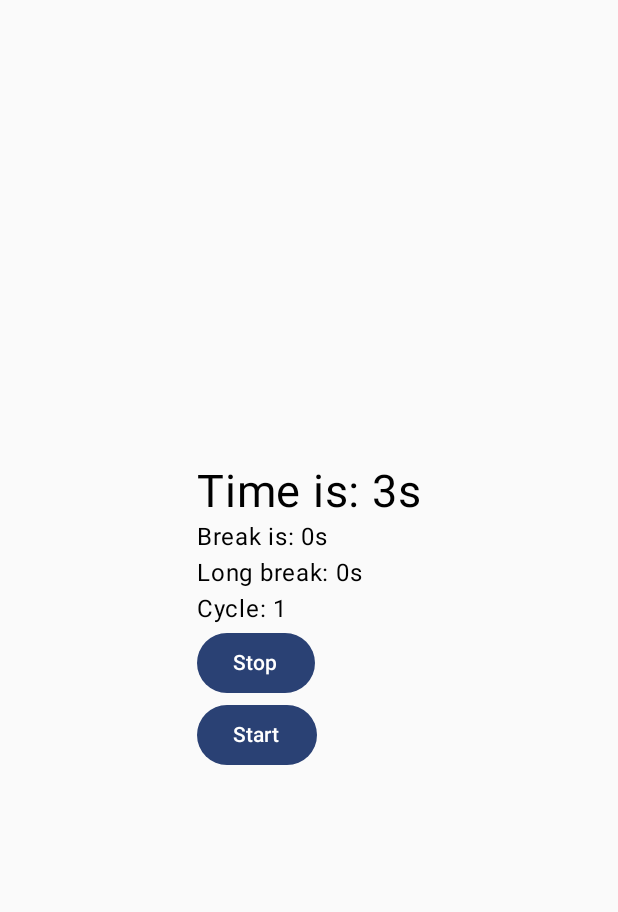
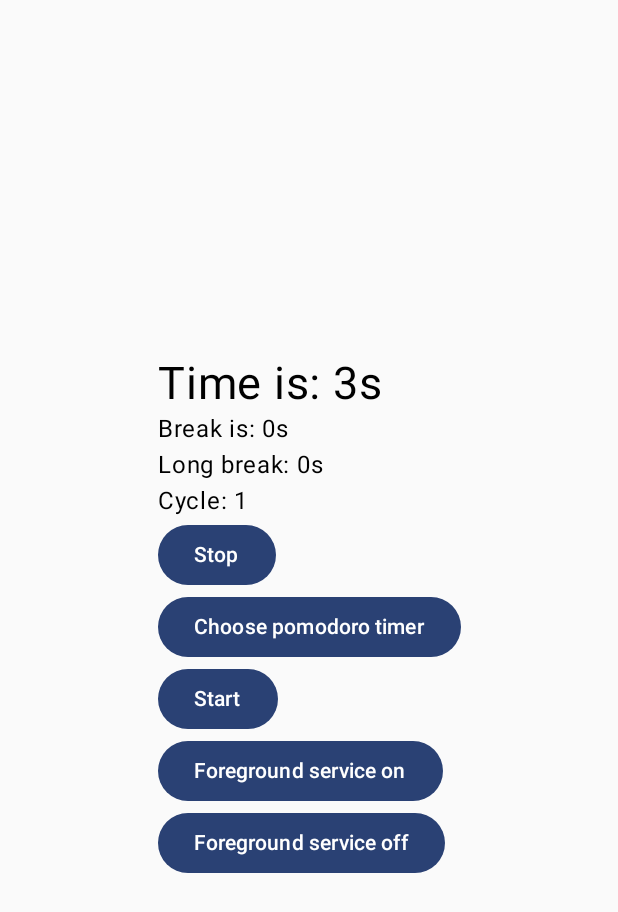
Before and after one commit to CarlosAcioli/PomodoroTimer, an Android app built with Jetpack Compose: the screen it shows after launch (MainActivity), after a tap on "Start", on a phone screen of 412 x 824 dp. Shown: the top 912 px of the screen. Run offline under Robolectric (Android 15) with nearby library versions, the phone set to English and light mode, and no system bars; our stand-ins replace Dagger/Hilt's generated code.

Commit message:
notification service timer

```diff
--- a/app/src/main/AndroidManifest.xml
+++ b/app/src/main/AndroidManifest.xml
@@ -1,6 +1,9 @@
 <?xml version="1.0" encoding="utf-8"?>
 <manifest xmlns:android="http://schemas.android.com/apk/res/android"
     xmlns:tools="http://schemas.android.com/tools">
+
+    <uses-permission android:name="android.permission.FOREGROUND_SERVICE" />
+    <uses-permission android:name="android.permission.POST_NOTIFICATIONS" />
 
     <application
         android:allowBackup="true"
@@ -24,6 +27,7 @@
                 <category android:name="android.intent.category.LAUNCHER" />
             </intent-filter>
         </activity>
+        <service android:name=".pomodoro_timer_service.domain.service.PomodoroTimerService" />
     </application>
 
 </manifest>
--- a/app/src/main/java/com/acioli/pomodorotimer/App.kt
+++ b/app/src/main/java/com/acioli/pomodorotimer/App.kt
@@ -1,8 +1,31 @@
 package com.acioli.pomodorotimer
 
 import android.app.Application
+import android.app.NotificationChannel
+import android.app.NotificationManager
+import android.content.Context
+import android.os.Build
 import dagger.hilt.android.HiltAndroidApp
 
 @HiltAndroidApp
-class App: Application() {
+open class App : Application() {
+    override fun onCreate() {
+        super.onCreate()
+
+        if (Build.VERSION.SDK_INT >= Build.VERSION_CODES.O) {
+
+            val channel = NotificationChannel(
+                "pomodoro_timer",
+                "Pomodoro Timer Notification",
+                NotificationManager.IMPORTANCE_DEFAULT
+            )
+
+            val notificationManager =
+                getSystemService(Context.NOTIFICATION_SERVICE) as NotificationManager
+            notificationManager.createNotificationChannel(channel)
+
+        }
+
+    }
+
 }
--- a/app/src/main/java/com/acioli/pomodorotimer/MainActivity.kt
+++ b/app/src/main/java/com/acioli/pomodorotimer/MainActivity.kt
@@ -1,42 +1,69 @@
 package com.acioli.pomodorotimer
 
+import android.Manifest
+import android.content.Context
+import android.content.Intent
+import android.os.Build
 import android.os.Bundle
 import androidx.activity.ComponentActivity
 import androidx.activity.compose.setContent
 import androidx.compose.foundation.layout.Box
 import androidx.compose.foundation.layout.Column
 import androidx.compose.foundation.layout.fillMaxSize
+import androidx.compose.foundation.layout.padding
 import androidx.compose.material3.Button
+import androidx.compose.material3.ExperimentalMaterial3Api
+import androidx.compose.material3.ModalBottomSheet
 import androidx.compose.material3.Text
+import androidx.compose.material3.rememberModalBottomSheetState
 import androidx.compose.runtime.Composable
 import androidx.compose.runtime.collectAsState
+import androidx.compose.runtime.getValue
+import androidx.compose.runtime.mutableStateOf
+import androidx.compose.runtime.remember
+import androidx.compose.runtime.rememberCompositionContext
+import androidx.compose.runtime.setValue
 import androidx.compose.ui.Alignment
 import androidx.compose.ui.Modifier
 import androidx.compose.ui.tooling.preview.Preview
+import androidx.compose.ui.unit.dp
 import androidx.compose.ui.unit.sp
+import androidx.core.app.ActivityCompat
 import androidx.lifecycle.viewmodel.compose.viewModel
+import com.acioli.pomodorotimer.pomodoro_timer_service.domain.service.PomodoroTimerService
 import com.acioli.pomodorotimer.pomodoro_timer_service.presentation.time_tracker.PomodoroViewModel
 import com.acioli.pomodorotimer.ui.theme.PomodoroTimerTheme
 import dagger.hilt.android.AndroidEntryPoint
-import kotlin.math.absoluteValue
+import kotlin.time.Duration
 import kotlin.time.Duration.Companion.seconds
 
 @AndroidEntryPoint
 class MainActivity : ComponentActivity() {
     override fun onCreate(savedInstanceState: Bundle?) {
         super.onCreate(savedInstanceState)
+        if (Build.VERSION.SDK_INT >= Build.VERSION_CODES.TIRAMISU) {
+
+            ActivityCompat.requestPermissions(
+                this,
+                arrayOf(Manifest.permission.POST_NOTIFICATIONS),
+                0
+            )
+
+        }
         setContent {
             PomodoroTimerTheme {
 
-                Greeting()
+                Greeting(this)
 
             }
         }
+
     }
 }
 
+@OptIn(ExperimentalMaterial3Api::class)
 @Composable
-fun Greeting() {
+fun Greeting(context: Context) {
     Box(
         modifier = Modifier
             .fillMaxSize(),
@@ -48,6 +75,9 @@ fun Greeting() {
         val shortPauseState = mainTrackerViewModel.pause.collectAsState()
         val longPauseSate = mainTrackerViewModel.longPause.collectAsState()
         val cycleState = mainTrackerViewModel.cycleState.collectAsState()
+
+        val sheetState = rememberModalBottomSheetState()
+        var isSheetOpen by remember { mutableStateOf(false) }
 
         Column {
 
@@ -79,12 +109,73 @@ fun Greeting() {
 
             Button(
                 onClick = {
+                    isSheetOpen = true
+                }
+            ) {
+                Text(text = "Choose pomodoro timer")
+            }
+
+            Button(
+                onClick = {
                     mainTrackerViewModel.start(4.seconds, 4.seconds, 10.seconds, 2)
+
+                    Intent(context, PomodoroTimerService::class.java).also {
+                        val focus = 4
+                        val shortPause = 4
+                        val longPause = 10
+                        val cycle = 2
+                        it.action = PomodoroTimerService.Actions.START.toString()
+                        it.putExtra("focus", focus)
+                        it.putExtra("short", shortPause)
+                        it.putExtra("long", longPause)
+                        it.putExtra("cycle", cycle)
+                        context.startService(it)
+                    }
                 }
             ) {
                 Text(text = "Start")
             }
 
+            Button(
+                onClick = {
+                    Intent(context, PomodoroTimerService::class.java).also {
+                        it.action = PomodoroTimerService.Actions.START.toString()
+                        context.startService(it)
+                    }
+                }
+            ) {
+                Text(text = "Foreground service on")
+            }
+
+            Button(
+                onClick = {
+                    Intent(context, PomodoroTimerService::class.java).also {
+                        it.action = PomodoroTimerService.Actions.STOP.toString()
+                        context.startService(it)
+                    }
+                }
+            ) {
+                Text(text = "Foreground service off")
+            }
+
+        }
+
+        if (isSheetOpen) {
+            ModalBottomSheet(
+                onDismissRequest = {
+                    isSheetOpen = false
+                },
+                sheetState = sheetState
+            ) {
+                Column(
+                    modifier = Modifier.padding(10.dp)
+                ) {
+                    Text(text = "Focus timer:")
+                    Text(text = "Short Pause:")
+                    Text(text = "Long Pause after cycle:")
+                    Text(text = "Cycles:")
+                }
+            }
         }
 
 
@@ -94,5 +185,4 @@ fun Greeting() {
 @Preview(showBackground = true)
 @Composable
 fun GreetingPreview() {
-    Greeting()
 }
--- a/app/src/main/java/com/acioli/pomodorotimer/pomodoro_timer_service/presentation/time_tracker/PomodoroViewModel.kt
+++ b/app/src/main/java/com/acioli/pomodorotimer/pomodoro_timer_service/presentation/time_tracker/PomodoroViewModel.kt
@@ -1,5 +1,6 @@
 package com.acioli.pomodorotimer.pomodoro_timer_service.presentation.time_tracker
 
+import android.util.Log
 import androidx.lifecycle.ViewModel
 import androidx.lifecycle.viewModelScope
 import com.acioli.pomodorotimer.pomodoro_timer_service.data.timeTracker.TimeTrackerInterfaceImpl
@@ -25,6 +26,29 @@ class PomodoroViewModel: ViewModel() {
     val cycleState = _cycleState.asStateFlow()
 
     private val timeTracker = TimeTrackerInterfaceImpl()
+
+    init {
+        viewModelScope.launch{
+            launch {
+                timeTracker.focusState.collect{
+                    Log.d("pomodoro", "focus - ${it.absoluteValue}")
+                }
+            }
+
+            launch {
+                timeTracker.shortPause.collect{
+                    Log.d("pomodoro", "short pause - ${it.absoluteValue}")
+                }
+            }
+
+            launch {
+                timeTracker.longPause.collect{
+                    Log.d("pomodoro", "long pause - ${it.absoluteValue}")
+                }
+            }
+
+        }
+    }
 
     fun start(focus: Duration, shortPause: Duration, longPause: Duration, cycles: Int) {
 
```
Also changed, not shown: app/src/main/java/com/acioli/pomodorotimer/di/Module.kt (+18 -0 lines), app/src/main/java/com/acioli/pomodorotimer/pomodoro_timer_service/domain/service/PomodoroTimerService.kt (added, +142 -0 lines), app/src/main/java/com/acioli/pomodorotimer/pomodoro_timer_service/presentation/time_tracker/view/MainScreen.kt (added, +40 -0 lines).
